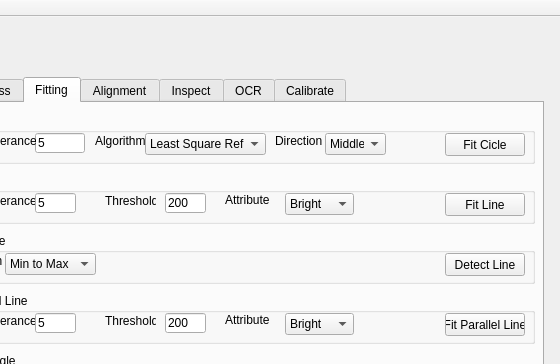
Above: VisionWidget/visionwidget.ui from hceng123/VisionLibrary before the change; both pictures show x 797 to 1357 and y 0 to 364 of the 1357 by 768 pixel window. Below: the same form after it.
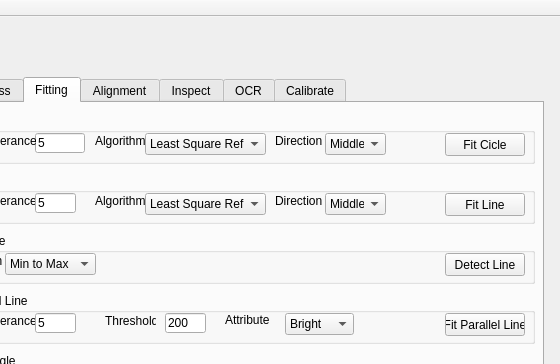
That is the form after the change. The open tabs and pages were chosen to show the change. Custom widgets are drawn as their Qt base class.

Commit message:
Add ransac method for fitting line.
Add ransac method for fitting line.

Diff of the .ui file:
```diff
--- a/VisionWidget/visionwidget.ui
+++ b/VisionWidget/visionwidget.ui
@@ -286,35 +286,6 @@
         <string>5</string>
        </property>
       </widget>
-      <widget class="QLineEdit" name="lineEditFitLineThreshold">
-       <property name="geometry">
-        <rect>
-         <x>220</x>
-         <y>20</y>
-         <width>41</width>
-         <height>20</height>
-        </rect>
-       </property>
-       <property name="inputMethodHints">
-        <set>Qt::ImhDigitsOnly</set>
-       </property>
-       <property name="text">
-        <string>200</string>
-       </property>
-      </widget>
-      <widget class="QLabel" name="labelFitLineThreshold">
-       <property name="geometry">
-        <rect>
-         <x>160</x>
-         <y>20</y>
-         <width>51</width>
-         <height>16</height>
-        </rect>
-       </property>
-       <property name="text">
-        <string>Threshold</string>
-       </property>
-      </widget>
       <widget class="QPushButton" name="fitLineBtn">
        <property name="geometry">
         <rect>
@@ -328,31 +299,62 @@
         <string>Fit Line</string>
        </property>
       </widget>
-      <widget class="QLabel" name="labelLineAttribute">
+      <widget class="QComboBox" name="comboBoxFitLineAlgorithm">
        <property name="geometry">
         <rect>
-         <x>280</x>
+         <x>200</x>
          <y>20</y>
-         <width>47</width>
-         <height>13</height>
+         <width>121</width>
+         <height>22</height>
         </rect>
        </property>
+       <property name="currentIndex">
+        <number>1</number>
+       </property>
+       <item>
+        <property name="text">
+         <string>Least Square</string>
+        </property>
+       </item>
+       <item>
+        <property name="text">
+         <string>Least Square Refine</string>
+        </property>
+       </item>
+       <item>
+        <property name="text">
+         <string>Ransac</string>
+        </property>
+       </item>
+      </widget>
+      <widget class="QLabel" name="labelFitLineAlgorithm">
+       <property name="geometry">
+        <rect>
+         <x>150</x>
+         <y>20</y>
+         <width>51</width>
+         <height>16</height>
+        </rect>
+       </property>
        <property name="text">
-        <string>Attribute</string>
+        <string>Algorithm</string>
        </property>
       </widget>
       <widget class="QComboBox" name="comboBoxLineAttribute">
        <property name="geometry">
         <rect>
-         <x>340</x>
+         <x>380</x>
          <y>20</y>
-         <width>69</width>
+         <width>61</width>
          <height>22</height>
         </rect>
        </property>
+       <property name="currentIndex">
+        <number>0</number>
+       </property>
        <item>
         <property name="text">
-         <string>Bright</string>
+         <string>Middle</string>
         </property>
        </item>
        <item>
@@ -360,6 +362,24 @@
          <string>Dark</string>
         </property>
        </item>
+       <item>
+        <property name="text">
+         <string>Outter</string>
+        </property>
+       </item>
+      </widget>
+      <widget class="QLabel" name="labelFitLineDirection">
+       <property name="geometry">
+        <rect>
+         <x>330</x>
+         <y>20</y>
+         <width>51</width>
+         <height>16</height>
+        </rect>
+       </property>
+       <property name="text">
+        <string>Direction</string>
+       </property>
       </widget>
      </widget>
      <widget class="QGroupBox" name="groupBoxFitParallelLine">
```
Left out of the diff: 6 changed lines with no effect on the pictures. The commit also changes 13 other files.
